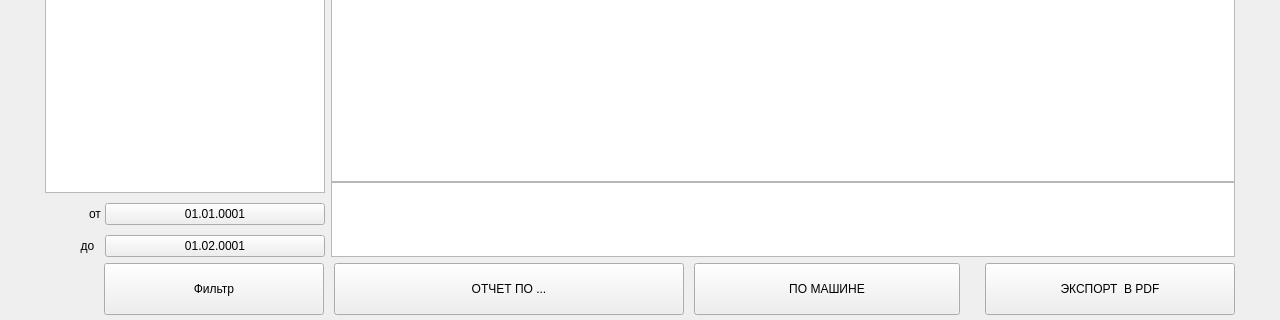
First picture: the form in pages/reportpage.ui, repository emilAIT/ecotaxi-test, before the edit; both pictures show x 0 to 1280 and y 400 to 720 of the 1280 by 720 pixel window.
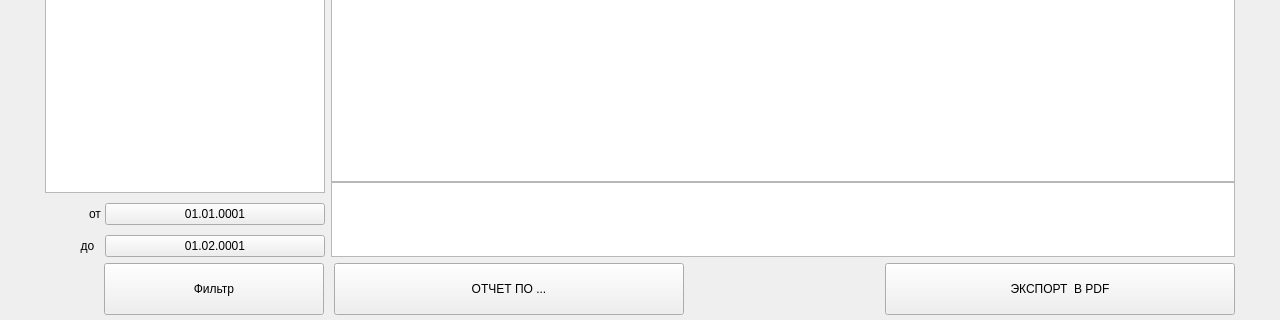
Second picture: the form after the edit.

Patch:
```diff
--- a/pages/reportpage.ui
+++ b/pages/reportpage.ui
@@ -298,23 +298,23 @@
       </widget>
      </item>
      <item>
-      <widget class="QPushButton" name="ItemButton">
-       <property name="minimumSize">
+      <spacer name="horizontalSpacer">
+       <property name="orientation">
+        <enum>Qt::Orientation::Horizontal</enum>
+       </property>
+       <property name="sizeHint" stdset="0">
         <size>
-         <width>0</width>
-         <height>52</height>
+         <width>40</width>
+         <height>20</height>
         </size>
        </property>
-       <property name="text">
-        <string>ПО МАШИНЕ</string>
-       </property>
-      </widget>
+      </spacer>
      </item>
-     <item alignment="Qt::AlignRight">
+     <item>
       <widget class="QPushButton" name="ToPDFButton">
        <property name="minimumSize">
         <size>
-         <width>250</width>
+         <width>350</width>
          <height>52</height>
         </size>
        </property>
```
Left out of the diff: 26 changed lines with no effect on the pictures.
